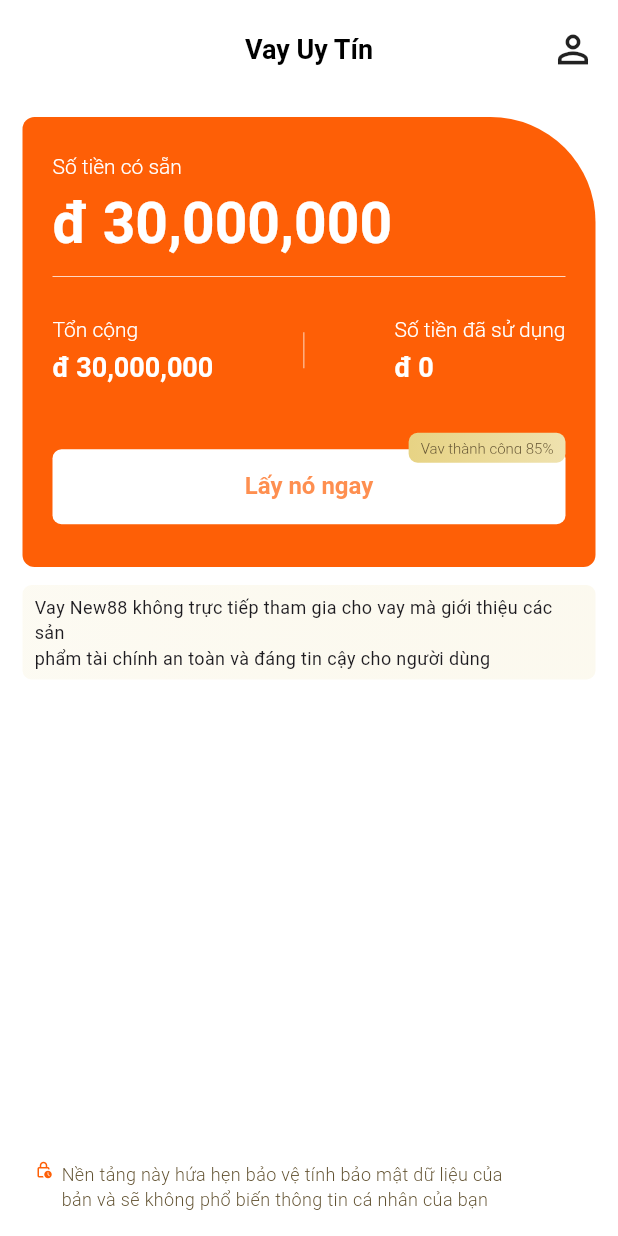
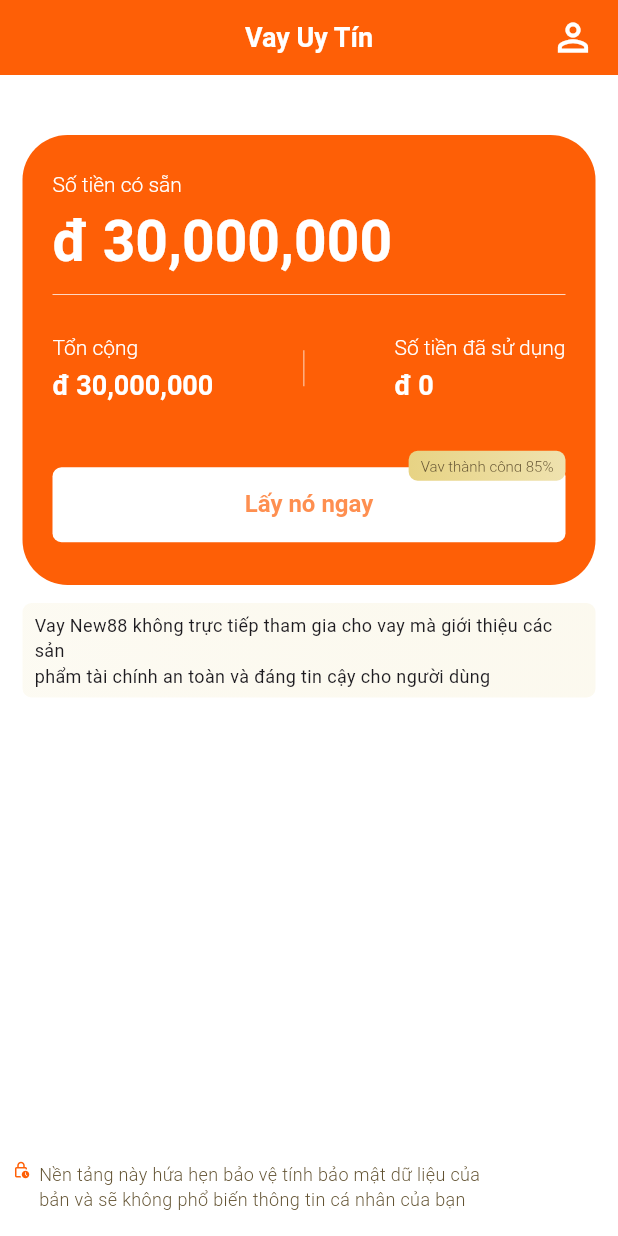
Before and after one commit to vvduocdn/new88vaynhanh, a Flutter app: the HomeScreen screen opened directly, on a phone screen of 412 x 824 dp. Run offline on Flutter 3.47's test engine with Material 3 defaults, Android fonts, the phone set to English and light mode, and no system bars; our stand-ins replace another_flushbar, cached_network_image, connectivity_plus, dio, equatable, flutter_bloc and 15 more; missing offline and left inert: signalr_core; accounts and stored records are empty; generated files the repository leaves out were written again; Roboto replaces fonts that are missing (SVN-Gilroy).

Commit message:
update 1/8

```diff
--- a/lib/view/home/home_screen.dart
+++ b/lib/view/home/home_screen.dart
@@ -55,9 +55,8 @@
           builder: (context, state) {
             final user = context.watch<UserBloc>().state.userInfo;
             return Scaffold(
-                backgroundColor: context.colors.white,
+                backgroundColor: context.colors.hF05D0E,
                 body: Container(
-                  padding: EdgeInsets.symmetric(horizontal: 15),
                   margin:
                       EdgeInsets.only(top: MediaQuery.of(context).padding.top),
                   height: MediaQuery.of(context).size.height,
@@ -67,8 +66,12 @@
                     mainAxisAlignment: MainAxisAlignment.start,
                     crossAxisAlignment: CrossAxisAlignment.center,
                     children: [
-                      spaceH18,
-                      Row(
+                      Container(
+                        padding: const EdgeInsets.symmetric(
+                            vertical: 10, horizontal: 15),
+                        decoration:
+                            const BoxDecoration(color: Color(0xFFFE5F06)),
+                        child: Row(
                           mainAxisAlignment: MainAxisAlignment.spaceBetween,
                           children: [
                             Container(
@@ -77,33 +80,36 @@
                             Text(
                               'Vay Uy Tín',
                               style: Styles.n18w7
-                                .copyWith(color: context.colors.text),
+                                  .copyWith(color: context.colors.white),
                             ),
                             GestureDetector(
                               onTap: () {
                                 Navigator.push(
                                     context,
                                     CupertinoPageRoute(
-                                      builder: (_) => InfoUserScreen()));
+                                        builder: (_) => const InfoUserScreen()));
                               },
-                            child: const Icon(
+                              child:  Icon(
                                 Icons.perm_identity_sharp,
                                 size: 30,
+                                color: context.colors.white,
                               ),
                             ),
                           ],
                         ),
-                      spaceH30,
+                      ),
+                      spaceH40,
                       Container(
                         height: 300,
                         width: MediaQuery.of(context).size.width,
+                        margin: const EdgeInsets.symmetric(horizontal: 15),
                         padding: const EdgeInsets.symmetric(horizontal: 20),
                         decoration: BoxDecoration(
                           borderRadius: const BorderRadius.only(
-                              topRight: Radius.circular(70),
-                              topLeft: Radius.circular(8),
-                              bottomRight: Radius.circular(8),
-                              bottomLeft: Radius.circular(8)),
+                              topRight: Radius.circular(30),
+                              topLeft: Radius.circular(30),
+                              bottomRight: Radius.circular(30),
+                              bottomLeft: Radius.circular(30)),
                           gradient: LinearGradient(
                               colors: [
                                 const Color(0xFFfe5f06).withOpacity(1.0),
@@ -112,7 +118,7 @@
                               ],
                               begin: const FractionalOffset(0.0, 0.0),
                               end: const FractionalOffset(1.0, 0.0),
-                              stops: [0.0, 0.5, 1.0],
+                              stops: const [0.0, 0.5, 1.0],
                               tileMode: TileMode.clamp),
                         ),
                         child: Column(
@@ -263,6 +269,7 @@
                       ),
                       spaceH12,
                       Container(
+                        margin: const EdgeInsets.symmetric(horizontal: 15),
                         width: double.infinity,
                         padding: const EdgeInsets.all(6)
                             .add(const EdgeInsets.symmetric(horizontal: 2)),
```
Also changed, not shown: lib/view/add_vay_now.dart (+22 -8 lines), 1 other file. Lines whose indentation alone changed are shown as unchanged.
